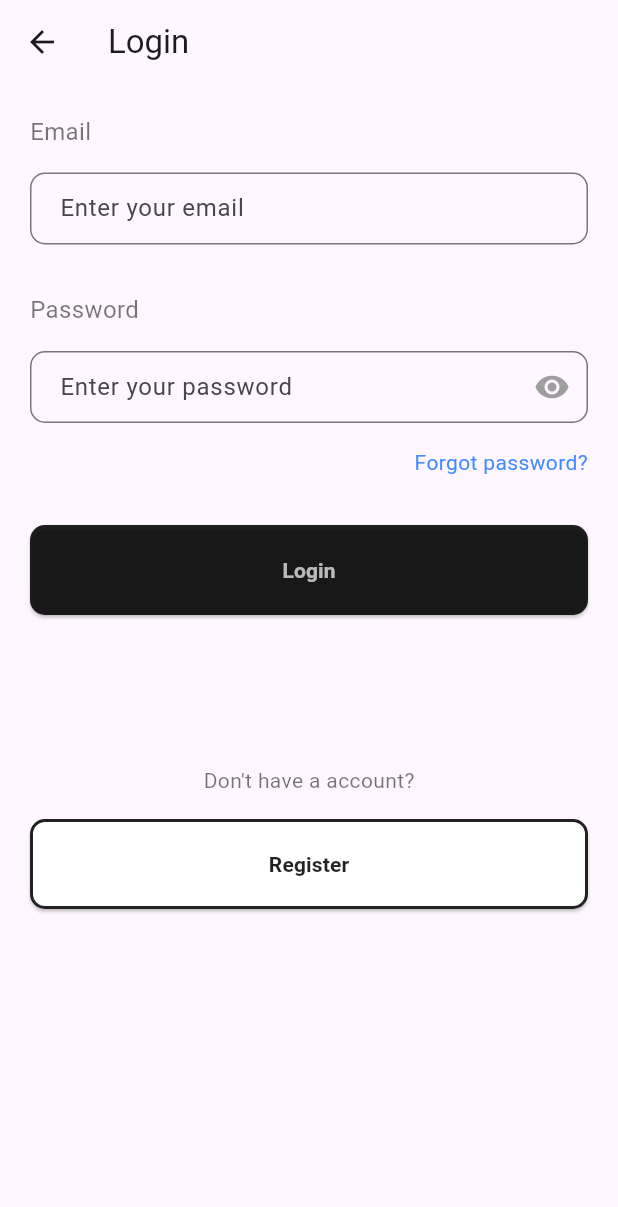
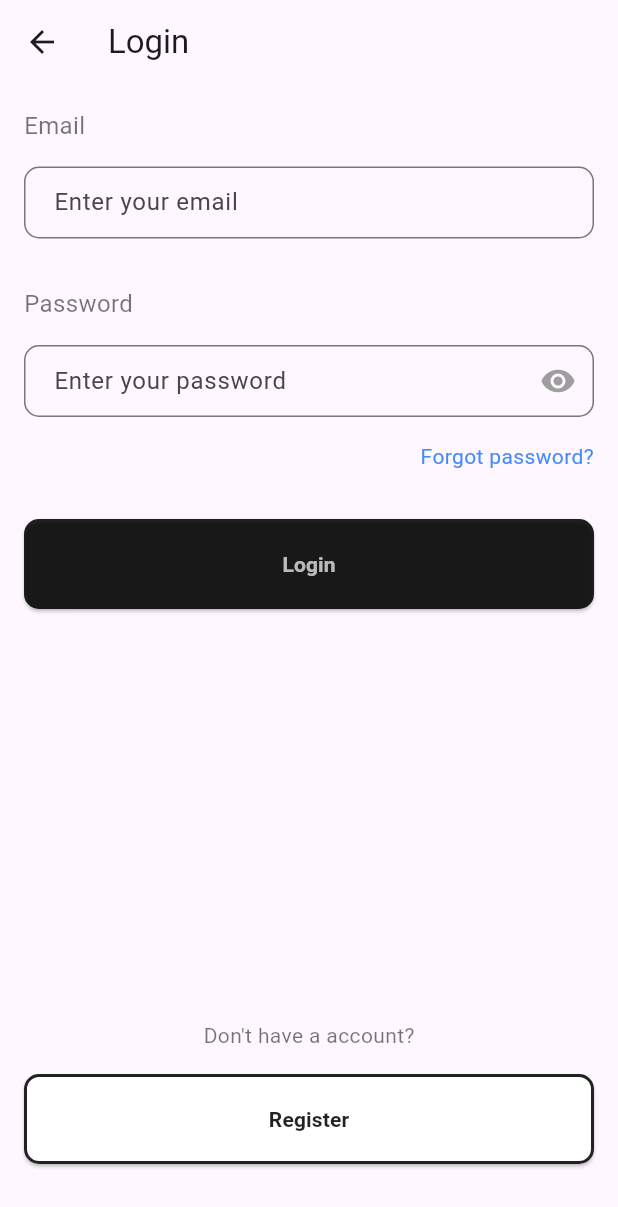
Before and after one commit to komeyl88/thermocall, a Flutter app: the screen it shows after launch, after a tap on "Login", on a phone screen of 412 x 824 dp. Shown: the top 1207 px of the screen. Run offline on Flutter 3.47's test engine with Material 3 defaults, Android fonts, the phone set to English and light mode, and no system bars.

Commit message:
Code optimization

```diff
--- a/lib/login/view/login.dart
+++ b/lib/login/view/login.dart
@@ -27,7 +27,7 @@ class _LoginState extends State<Login> {
         title: const Text('Login'),
       ),
       body: Padding(
-        padding: const EdgeInsets.all(20.0),
+        padding: const EdgeInsets.all(16.0),
         child: Column(
           crossAxisAlignment: CrossAxisAlignment.stretch,
           children: [
@@ -82,7 +82,7 @@ class _LoginState extends State<Login> {
                 ),
               ),
             ),
-            const SizedBox(height: 100.0),
+            Spacer(),
             Center(
               child: const Text(
                 "Don't have a account?",
@@ -111,6 +111,9 @@ class _LoginState extends State<Login> {
                 ),
               ),
             ),
+            SizedBox(
+              height: 32,
+            ),
           ],
         ),
       ),
--- a/lib/login/view/signup.dart
+++ b/lib/login/view/signup.dart
@@ -64,7 +64,7 @@ class Signup extends StatelessWidget {
               ),
             ),
 
-            SizedBox(height: 100),
+          Spacer(),
 
             Center(
               child: Text(
```
